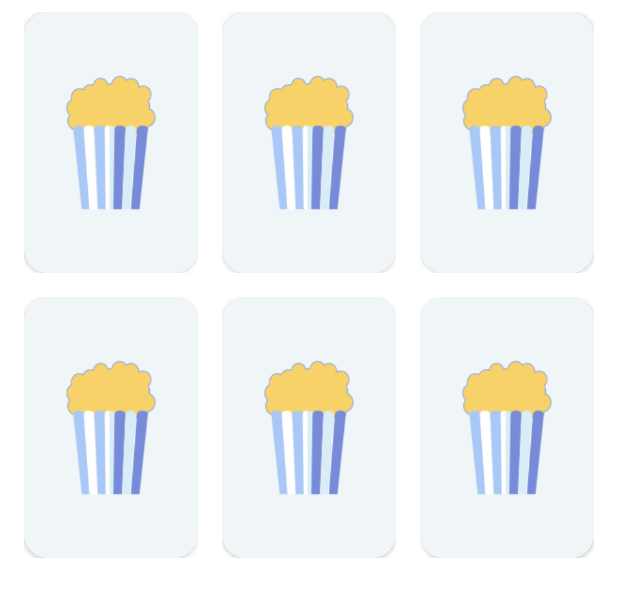
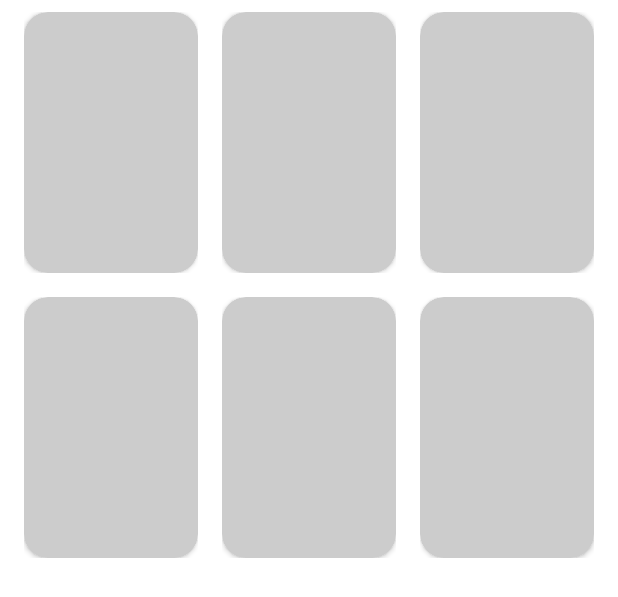
Before and after one commit to arbelkilani/Binge_Tv, an Android app: the layout shimmer_discover_recycler.xml on its own in the app's theme, with its tools: preview values and no code run, on a phone screen of 412 x 824 dp. Shown: the top 597 px of the screen. Run offline under Robolectric (Android 15) with nearby library versions, the phone set to English and light mode, and no system bars; network calls fail.

Commit message:
- refactoring - shimmer for discover fragment.

```diff
--- a/app/src/main/java/com/arbelkilani/bingetv/presentation/ui/fragments/DiscoverFragment.kt
+++ b/app/src/main/java/com/arbelkilani/bingetv/presentation/ui/fragments/DiscoverFragment.kt
@@ -47,6 +47,8 @@ class DiscoverFragment : Fragment(), OnTvShowClickListener {
             viewModel.getTrending()
                 .catch { cause -> Log.i(TAG, "cause = ${cause.localizedMessage}") }
                 .collect {
+                    binding.viewpagerShimmer.visibility = View.GONE
+
                     binding.viewPager.apply {
                         adapter =
                             TrendingAdapter(
--- a/app/src/main/res/layout/fragment_discover.xml
+++ b/app/src/main/res/layout/fragment_discover.xml
@@ -25,17 +25,27 @@
             android:paddingTop="@dimen/default_padding"
             android:weightSum="1">
 
+            <FrameLayout
+                android:layout_width="match_parent"
+                android:layout_height="0dp"
+                android:layout_weight=".3">
+
+                <include
+                    android:id="@+id/viewpager_shimmer"
+                    layout="@layout/shimmer_discover_viewpager" />
+
                 <!-- trending -->
                 <androidx.viewpager.widget.ViewPager
                     android:id="@+id/view_pager"
                     android:layout_width="match_parent"
-                android:layout_height="0dp"
-                android:layout_weight="0.3"
+                    android:layout_height="match_parent"
                     android:clipChildren="false"
                     android:clipToPadding="false"
                     android:overScrollMode="never"
                     android:paddingStart="@dimen/view_pager_padding"
                     android:paddingEnd="@dimen/view_pager_padding" />
+
+            </FrameLayout>
 
             <!-- on the air -->
             <LinearLayout
--- a/app/src/main/res/layout/item_dicover_view.xml
+++ b/app/src/main/res/layout/item_dicover_view.xml
@@ -5,7 +5,6 @@
     android:layout_width="match_parent"
     android:layout_height="match_parent"
     android:layout_margin="@dimen/default_margin"
-    android:background="@android:color/holo_green_light"
     app:cardCornerRadius="@dimen/default_card_corner_radius"
     app:cardElevation="@dimen/default_elevation">
 
--- a/app/src/main/res/layout/shimmer_discover_recycler.xml
+++ b/app/src/main/res/layout/shimmer_discover_recycler.xml
@@ -29,6 +29,8 @@
                     android:layout_width="0dp"
                     android:layout_height="0dp"
                     android:layoutMode="opticalBounds"
+                    android:background="@color/bottom_navigation_view_icon_color_inactive"
+                    android:backgroundTint="@color/bottom_navigation_view_icon_color_inactive"
                     app:cardCornerRadius="@dimen/default_card_corner_radius"
                     app:layout_constraintDimensionRatio="2:3"
                     app:layout_constraintLeft_toLeftOf="parent"
@@ -36,6 +38,36 @@
                     app:layout_constraintTop_toTopOf="parent">
 
                     <ImageView
+                        android:visibility="gone"
+                        android:layout_width="match_parent"
+                        android:layout_height="match_parent"
+                        android:src="@drawable/placeholder" />
+
+                </com.arbelkilani.bingetv.presentation.ui.view.CustomCardView>
+
+            </androidx.constraintlayout.widget.ConstraintLayout>
+
+            <androidx.constraintlayout.widget.ConstraintLayout
+                android:layout_width="0dp"
+                android:layout_height="wrap_content"
+                android:layout_weight="1"
+                android:orientation="vertical"
+                android:padding="@dimen/default_padding_min">
+
+                <com.arbelkilani.bingetv.presentation.ui.view.CustomCardView
+                    android:layout_width="0dp"
+                    android:layout_height="0dp"
+                    android:background="@color/bottom_navigation_view_icon_color_inactive"
+                    android:backgroundTint="@color/bottom_navigation_view_icon_color_inactive"
+                    android:layoutMode="opticalBounds"
+                    app:cardCornerRadius="@dimen/default_card_corner_radius"
+                    app:layout_constraintDimensionRatio="2:3"
+                    app:layout_constraintLeft_toLeftOf="parent"
+                    app:layout_constraintRight_toRightOf="parent"
+                    app:layout_constraintTop_toTopOf="parent">
+
+                    <ImageView
+                        android:visibility="gone"
                         android:layout_width="match_parent"
                         android:layout_height="match_parent"
                         android:src="@drawable/placeholder" />
@@ -56,38 +88,15 @@
                     android:layout_height="0dp"
                     android:layoutMode="opticalBounds"
                     app:cardCornerRadius="@dimen/default_card_corner_radius"
+                    android:background="@color/bottom_navigation_view_icon_color_inactive"
+                    android:backgroundTint="@color/bottom_navigation_view_icon_color_inactive"
                     app:layout_constraintDimensionRatio="2:3"
                     app:layout_constraintLeft_toLeftOf="parent"
                     app:layout_constraintRight_toRightOf="parent"
                     app:layout_constraintTop_toTopOf="parent">
 
                     <ImageView
-                        android:layout_width="match_parent"
-                        android:layout_height="match_parent"
-                        android:src="@drawable/placeholder" />
-
-                </com.arbelkilani.bingetv.presentation.ui.view.CustomCardView>
-
-            </androidx.constraintlayout.widget.ConstraintLayout>
-
-            <androidx.constraintlayout.widget.ConstraintLayout
-                android:layout_width="0dp"
-                android:layout_height="wrap_content"
-                android:layout_weight="1"
-                android:orientation="vertical"
-                android:padding="@dimen/default_padding_min">
-
-                <com.arbelkilani.bingetv.presentation.ui.view.CustomCardView
-                    android:layout_width="0dp"
-                    android:layout_height="0dp"
-                    android:layoutMode="opticalBounds"
-                    app:cardCornerRadius="@dimen/default_card_corner_radius"
-                    app:layout_constraintDimensionRatio="2:3"
-                    app:layout_constraintLeft_toLeftOf="parent"
-                    app:layout_constraintRight_toRightOf="parent"
-                    app:layout_constraintTop_toTopOf="parent">
-
-                    <ImageView
+                        android:visibility="gone"
                         android:layout_width="match_parent"
                         android:layout_height="match_parent"
                         android:src="@drawable/placeholder" />
@@ -116,12 +125,15 @@
                     android:layout_height="0dp"
                     android:layoutMode="opticalBounds"
                     app:cardCornerRadius="@dimen/default_card_corner_radius"
+                    android:background="@color/bottom_navigation_view_icon_color_inactive"
+                    android:backgroundTint="@color/bottom_navigation_view_icon_color_inactive"
                     app:layout_constraintDimensionRatio="2:3"
                     app:layout_constraintLeft_toLeftOf="parent"
                     app:layout_constraintRight_toRightOf="parent"
                     app:layout_constraintTop_toTopOf="parent">
 
                     <ImageView
+                        android:visibility="gone"
                         android:layout_width="match_parent"
                         android:layout_height="match_parent"
                         android:src="@drawable/placeholder" />
@@ -142,12 +154,15 @@
                     android:layout_height="0dp"
                     android:layoutMode="opticalBounds"
                     app:cardCornerRadius="@dimen/default_card_corner_radius"
+                    android:background="@color/bottom_navigation_view_icon_color_inactive"
+                    android:backgroundTint="@color/bottom_navigation_view_icon_color_inactive"
                     app:layout_constraintDimensionRatio="2:3"
                     app:layout_constraintLeft_toLeftOf="parent"
                     app:layout_constraintRight_toRightOf="parent"
                     app:layout_constraintTop_toTopOf="parent">
 
                     <ImageView
+                        android:visibility="gone"
                         android:layout_width="match_parent"
                         android:layout_height="match_parent"
                         android:src="@drawable/placeholder" />
@@ -168,12 +183,15 @@
                     android:layout_height="0dp"
                     android:layoutMode="opticalBounds"
                     app:cardCornerRadius="@dimen/default_card_corner_radius"
+                    android:background="@color/bottom_navigation_view_icon_color_inactive"
+                    android:backgroundTint="@color/bottom_navigation_view_icon_color_inactive"
                     app:layout_constraintDimensionRatio="2:3"
                     app:layout_constraintLeft_toLeftOf="parent"
                     app:layout_constraintRight_toRightOf="parent"
                     app:layout_constraintTop_toTopOf="parent">
 
                     <ImageView
+                        android:visibility="gone"
                         android:layout_width="match_parent"
                         android:layout_height="match_parent"
                         android:src="@drawable/placeholder" />
```
Lines whose indentation alone changed are shown as unchanged.
